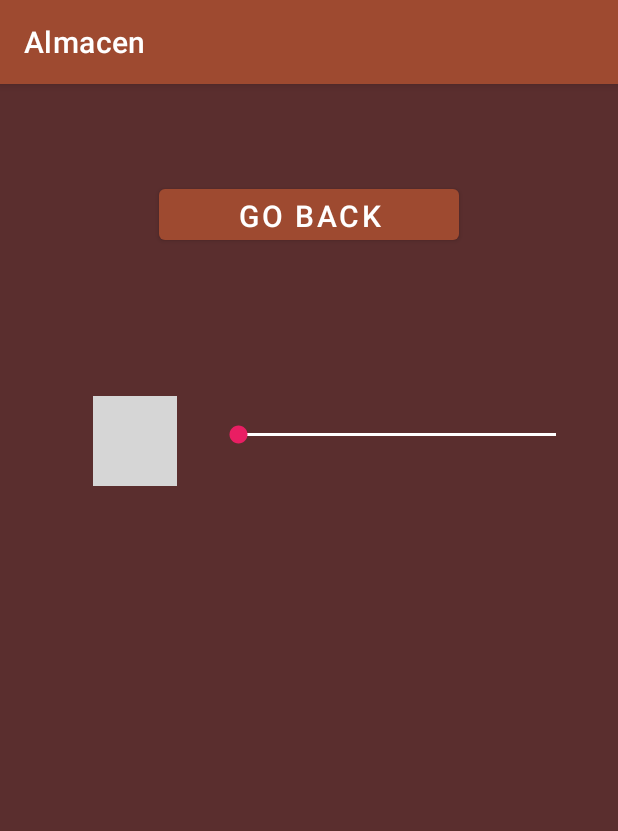
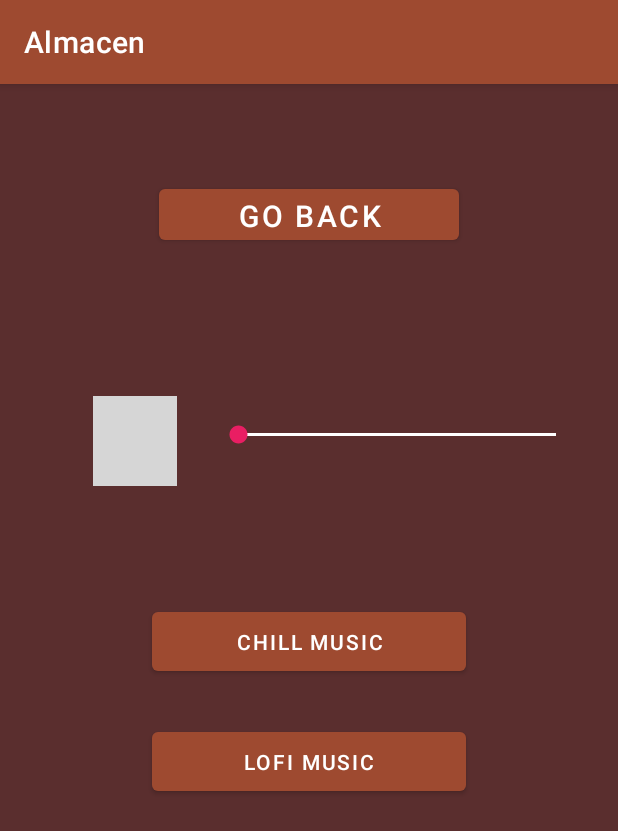
Before and after one commit to lord-47/Almacen, an Android app: the screen it shows after launch (menuSonido2), after a tap on "AJUSTES", on a phone screen of 412 x 824 dp. Shown: the top 831 px of the screen. Run offline under Robolectric (Android 15) with nearby library versions, the phone set to English and light mode, and no system bars; 2 statements that could not run were skipped; grey boxes are pictures that could not be loaded.

Commit message:
Nueva funcionalidad

```diff
--- a/app/src/main/java/com/example/almacen/MainActivity.java
+++ b/app/src/main/java/com/example/almacen/MainActivity.java
@@ -2,6 +2,8 @@ package com.example.almacen;
 
 import androidx.appcompat.app.AppCompatActivity;
 
+import android.app.ActivityManager;
+import android.content.Context;
 import android.content.Intent;
 import android.media.MediaPlayer;
 import android.os.Bundle;
@@ -14,16 +16,24 @@ import java.util.Objects;
 
 public class MainActivity extends AppCompatActivity {
     MediaPlayer mp;
+    Boolean isPlayingChill;
+    Boolean isPlayingLofi;
     @Override
     protected void onCreate(Bundle savedInstanceState) {
         super.onCreate(savedInstanceState);
         setContentView(R.layout.activity_main);
-        startService(new Intent(this, MyService3.class));
         ImageView image = findViewById(R.id.imageView2);
         Animation shakes = AnimationUtils.loadAnimation(this,R.anim.shake);
         image.startAnimation(shakes);
         Objects.requireNonNull(getSupportActionBar()).setDisplayShowHomeEnabled(true);
         getSupportActionBar().setIcon(R.drawable.pngegg);
+
+        isPlayingChill = isMyServiceRunning(MyService3.class);
+        isPlayingLofi = isMyServiceRunning(AlterService.class);
+
+        if(!isPlayingChill&!isPlayingLofi){
+            startService(new Intent(this, MyService3.class));
+        }
     }
 
     public void tutorial(View view) {
@@ -44,4 +54,14 @@ public class MainActivity extends AppCompatActivity {
         Intent intent = new Intent(this, menuSonido2.class);
         startActivity(intent);
     }
+
+    private boolean isMyServiceRunning(Class<?> serviceClass) {
+        ActivityManager manager = (ActivityManager) getSystemService(Context.ACTIVITY_SERVICE);
+        for (ActivityManager.RunningServiceInfo service : manager.getRunningServices(Integer.MAX_VALUE)) {
+            if (serviceClass.getName().equals(service.service.getClassName())) {
+                return true;
+            }
+        }
+        return false;
+    }
 }
--- a/app/src/main/java/com/example/almacen/menuSonido2.java
+++ b/app/src/main/java/com/example/almacen/menuSonido2.java
@@ -2,19 +2,31 @@ package com.example.almacen;
 
 import androidx.appcompat.app.AppCompatActivity;
 
+import android.app.ActivityManager;
+import android.content.Context;
 import android.content.Intent;
 import android.media.AudioManager;
 import android.os.Bundle;
 import android.view.View;
+import android.widget.Button;
 import android.widget.SeekBar;
 
 public class menuSonido2 extends AppCompatActivity {
+    Button btnPlayChill;
+    Button btnPlayLofi;
     AudioManager gestorSonido;
+    Boolean isPlayingChill;
+    Boolean isPlayingLofi;
+
     @Override
     protected void onCreate(Bundle savedInstanceState) {
         super.onCreate(savedInstanceState);
         setContentView(R.layout.activity_menu_sonido2);
         gestorSonido = (AudioManager) getSystemService(AUDIO_SERVICE);
+        btnPlayChill=findViewById(R.id.btnPlayChill);
+        btnPlayLofi=findViewById(R.id.btnPlayLofi);
+        isPlayingChill = isMyServiceRunning(MyService3.class);
+        isPlayingLofi = isMyServiceRunning(AlterService.class);
 
         int volumenMaximo = gestorSonido.getStreamMaxVolume(AudioManager.STREAM_MUSIC);
         int volumenActual = gestorSonido.getStreamVolume(AudioManager.STREAM_MUSIC);
@@ -38,6 +50,37 @@ public class menuSonido2 extends AppCompatActivity {
 
             }
         });
+
+        btnPlayChill.setOnClickListener(new View.OnClickListener() {
+            @Override
+            public void onClick(View view) {
+                if(isPlayingLofi){
+                    stopService(new Intent(menuSonido2.this, AlterService.class));
+                    isPlayingLofi =false;
+                    startService(new Intent(menuSonido2.this, MyService3.class));
+                    isPlayingChill=true;
+                }else {
+                    startService(new Intent(menuSonido2.this, MyService3.class));
+                    isPlayingChill = true;
+                }
+            }
+        });
+
+        btnPlayLofi.setOnClickListener(new View.OnClickListener() {
+            @Override
+            public void onClick(View view) {
+                if(isPlayingChill){
+                    stopService(new Intent(menuSonido2.this, MyService3.class));
+                    isPlayingChill =false;
+                    startService(new Intent(menuSonido2.this, AlterService.class));
+                    isPlayingLofi=true;
+                }else {
+                    startService(new Intent(menuSonido2.this, AlterService.class));
+                    isPlayingLofi = true;
+                }
+            }
+        });
+
     }
 
     public void menu(View view) {
@@ -45,4 +88,14 @@ public class menuSonido2 extends AppCompatActivity {
         startActivity(intent);
     }
 
+    private boolean isMyServiceRunning(Class<?> serviceClass) {
+        ActivityManager manager = (ActivityManager) getSystemService(Context.ACTIVITY_SERVICE);
+        for (ActivityManager.RunningServiceInfo service : manager.getRunningServices(Integer.MAX_VALUE)) {
+            if (serviceClass.getName().equals(service.service.getClassName())) {
+                return true;
+            }
+        }
+        return false;
+    }
+
 }
--- a/app/src/main/res/layout/activity_menu_sonido2.xml
+++ b/app/src/main/res/layout/activity_menu_sonido2.xml
@@ -49,4 +49,29 @@
         app:layout_constraintStart_toStartOf="parent"
         app:layout_constraintTop_toTopOf="parent"
         app:srcCompat="@drawable/icon_g2f4c981c3_1280" />
+
+    <Button
+        android:id="@+id/btnPlayChill"
+        android:layout_width="209dp"
+        android:layout_height="51dp"
+        android:text="@string/Button_chill"
+        app:layout_constraintBottom_toBottomOf="parent"
+        app:layout_constraintEnd_toEndOf="parent"
+        app:layout_constraintStart_toStartOf="parent"
+        app:layout_constraintTop_toTopOf="parent"
+        app:layout_constraintVertical_bias="0.483"
+        tools:text="@string/Button_chill" />
+
+    <Button
+        android:id="@+id/btnPlayLofi"
+        android:layout_width="209dp"
+        android:layout_height="51dp"
+        android:text="@string/Button_lofi"
+        app:layout_constraintBottom_toBottomOf="parent"
+        app:layout_constraintEnd_toEndOf="parent"
+        app:layout_constraintStart_toStartOf="parent"
+        app:layout_constraintTop_toBottomOf="@+id/btnPlayChill"
+        app:layout_constraintVertical_bias="0.09"
+        tools:text="@string/Button_lofi" />
+
 </androidx.constraintlayout.widget.ConstraintLayout>
--- a/app/src/main/res/values/strings.xml
+++ b/app/src/main/res/values/strings.xml
@@ -7,4 +7,6 @@
     <string name="Button_buscar">Buscar</string>
     <string name="Button_eliminar">Eliminar</string>
     <string name="Button_modificar">Modificar</string>
+    <string name="Button_chill">Chill Music</string>
+    <string name="Button_lofi">Lofi Music</string>
 </resources>
```
Also changed, not shown: app/src/main/java/com/example/almacen/AlterService.java (added, +32 -0 lines), 1 other file.
